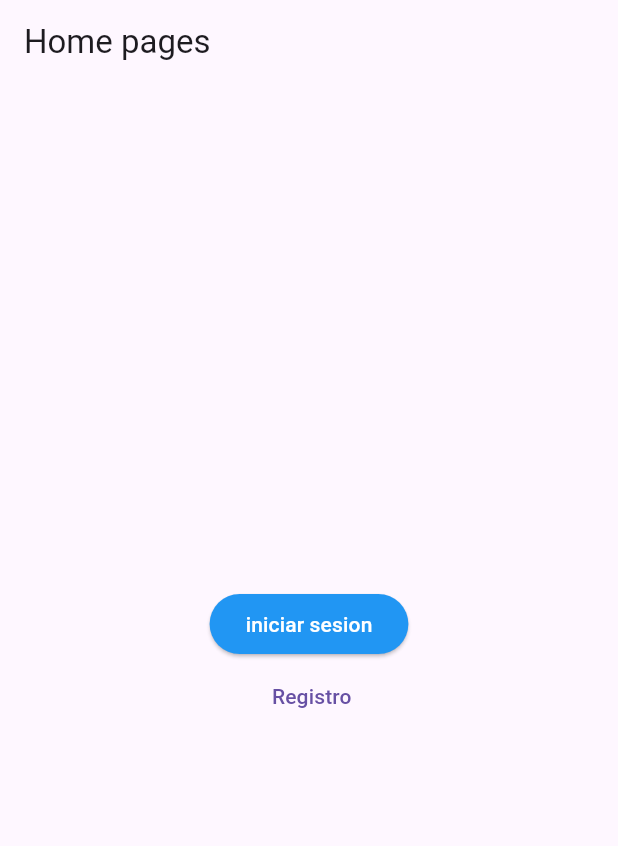
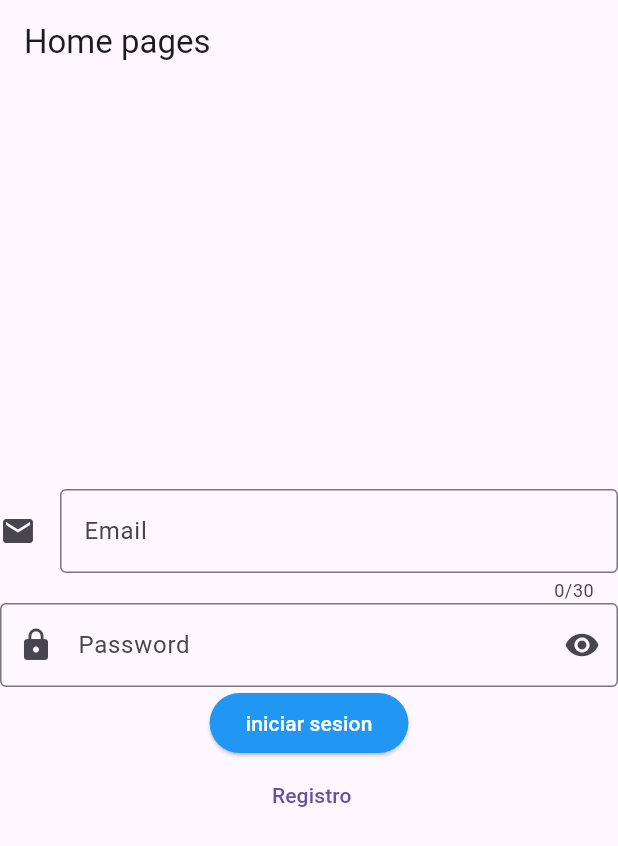
Before and after one commit to FernandoZuniga97/tsr, a Flutter app: the screen it shows after launch, on a phone screen of 412 x 824 dp. Shown: the top 846 px of the screen. Run offline on Flutter 3.47's test engine with Material 3 defaults, Android fonts, the light colour scheme and no system bars.

Commit message:
se añadio la contraseña con el obscuretext y se puso en privado por si las moscas

```diff
--- a/hakuna_matata/lib/pages/home.dart
+++ b/hakuna_matata/lib/pages/home.dart
@@ -2,7 +2,13 @@ import 'package:hakuna_matata/routes/myroutes.dart';
 import 'package:flutter/material.dart';
 
 class Home extends StatelessWidget {
-  const Home({super.key,});
+  Home({super.key,});
+
+  final emailController = TextEditingController();
+  final passwordController = TextEditingController();
+  final nombreController = TextEditingController();
+  final apellidoController = TextEditingController();
+  final formKey = GlobalKey<FormState>();
 
   @override
   Widget build(BuildContext context) {
@@ -13,7 +19,23 @@ class Home extends StatelessWidget {
       body: Center(
         child: Column(
           mainAxisSize: MainAxisSize.min,
+
           children: [
+            TextField(
+                  controller: emailController,
+                  maxLength: 30,
+                  keyboardType: TextInputType.emailAddress,
+                  decoration: const InputDecoration(
+                    label: Text('Email'),
+                    icon: Icon(Icons.email),
+                    border: OutlineInputBorder(),
+                  ),
+                ),
+                //custom pa que sea privado
+                Custompass(
+                  controller: passwordController,
+                  obscureText: true,
+                ),
             PrimaryButton(
               text: 'iniciar sesion',
               onPressed: () {
@@ -71,3 +93,41 @@ class SecondaryButton extends StatelessWidget {
     );
   }
 }
+
+class Custompass extends StatefulWidget {
+  Custompass({super.key,
+  required this.controller,
+    this.obscureText = false,
+  });
+  final TextEditingController controller;
+  bool obscureText;
+
+  @override
+  State<Custompass> createState() => _CustomInputState();
+}
+
+class _CustomInputState extends State<Custompass> {
+  bool obscureText = true;
+  @override
+  Widget build(BuildContext context) {
+
+    return TextField(
+
+      controller: widget.controller,
+      keyboardType: TextInputType.text,
+      obscureText: obscureText,
+      decoration: InputDecoration(
+        label: const Text('Password'),
+        prefixIcon: const Icon(Icons.lock),
+        suffixIcon: IconButton(
+            onPressed: () {
+              setState(() {
+                obscureText = !obscureText;
+              });
+            },
+            icon: Icon( obscureText ? Icons.visibility : Icons.visibility_off)),
+        border: const OutlineInputBorder(),
+      ),
+    );
+  }
+}
--- a/hakuna_matata/lib/routes/router.dart
+++ b/hakuna_matata/lib/routes/router.dart
@@ -6,7 +6,7 @@ import 'package:hakuna_matata/pages/start.dart';
 import 'package:flutter/material.dart';
 
 final Map<String, Widget Function(BuildContext)> routes = {
-  MyRoutes.home.name: (context) => const Home(),
+  MyRoutes.home.name: (context) =>  Home(),
   MyRoutes.registro.name: (context) => const Registro(),
   MyRoutes.start.name: (context) => const Start(),
 };
```
